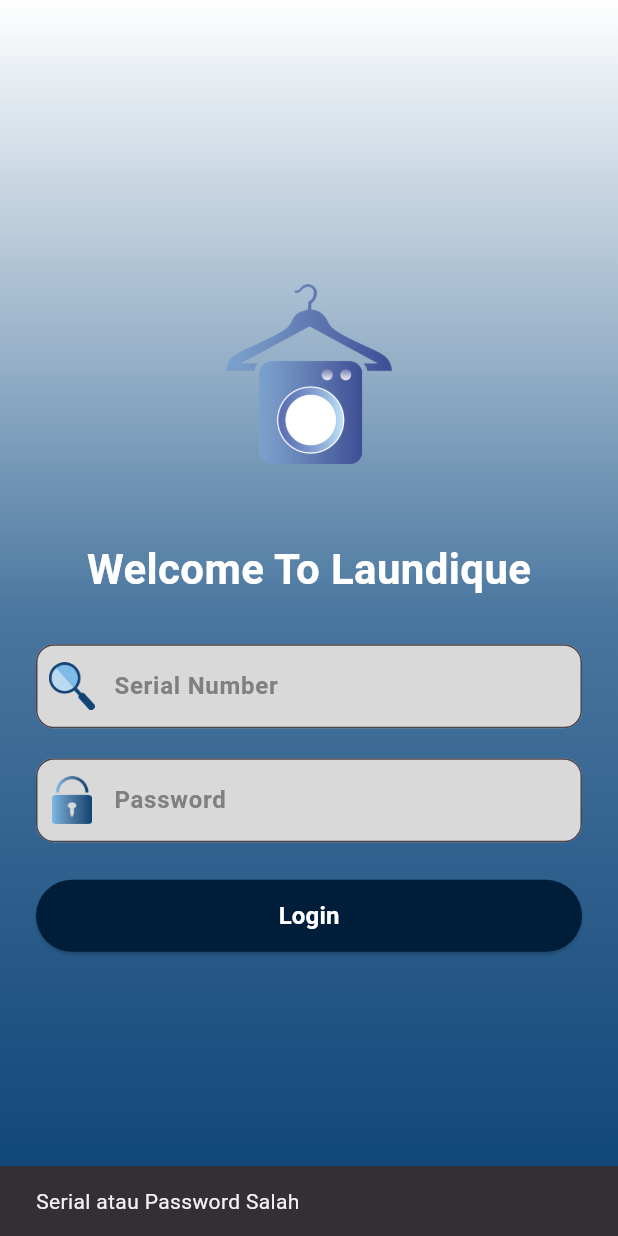
After one commit to putrimaulidiayusuf/Project_TEFA-Laundry_App, a Flutter app: the screen it shows after launch, after a tap on "Login", on a phone screen of 412 x 824 dp. The commit adds this screen. Run offline on Flutter 3.47's test engine with Material 3 defaults, Android fonts, the phone set to English and light mode, and no system bars.

Commit message:
Add LoginPage

```diff
--- a/laundry_app/lib/main.dart
+++ b/laundry_app/lib/main.dart
@@ -1,5 +1,6 @@
 import 'package:flutter/material.dart';
 import 'package:laundry_app/page/load_page.dart';
+import 'package:laundry_app/page/login_page.dart';
 import 'package:laundry_app/page/home_page.dart';
 
 void main() {
@@ -13,7 +14,7 @@ class MyApp extends StatelessWidget {
   Widget build(BuildContext context) {
     return MaterialApp(
       debugShowCheckedModeBanner: false,
-      home: HomePage(),
+      home: LoadPage(),
     );
   }
 }
--- a/laundry_app/lib/page/load_page.dart
+++ b/laundry_app/lib/page/load_page.dart
@@ -1,7 +1,27 @@
+import 'dart:async';
 import 'package:flutter/material.dart';
+import 'login_page.dart'; // pastikan file ini ada
 
-class LoadPage extends StatelessWidget {
+class LoadPage extends StatefulWidget {
   const LoadPage({super.key});
+
+  @override
+  State<LoadPage> createState() => _LoadPageState();
+}
+
+class _LoadPageState extends State<LoadPage> {
+  @override
+  void initState() {
+    super.initState();
+
+    // Setelah 30 detik, pindah ke halaman login
+    Timer(const Duration(seconds: 5), () {
+      Navigator.pushReplacement(
+        context,
+        MaterialPageRoute(builder: (context) => const LoginPage()),
+      );
+    });
+  }
 
   @override
   Widget build(BuildContext context) {
@@ -26,8 +46,8 @@ class LoadPage extends StatelessWidget {
         child: Center(
           child: Image.asset(
             'assets/images/logo.png',
-            height: 150,
-            width: 150,
+            height: 120,
+            width: 120,
             fit: BoxFit.contain,
           ),
         ),
--- /dev/null
+++ b/laundry_app/lib/page/login_page.dart
@@ -0,0 +1,169 @@
+import 'package:flutter/material.dart';
+import 'package:laundry_app/page/home_page.dart';
+
+class LoginPage extends StatefulWidget {
+  const LoginPage({super.key});
+
+  @override
+  State<LoginPage> createState() => _LoginPageState();
+}
+
+class _LoginPageState extends State<LoginPage> {
+  final TextEditingController serialController = TextEditingController();
+  final TextEditingController passwordController = TextEditingController();
+
+  bool isLoading = false;
+
+  // Fungsi Login dummy bisa pake API atau Firebase
+  void login() {
+    setState(() => isLoading = true);
+
+    Future.delayed(const Duration(seconds: 1), () {
+      setState(() => isLoading = false);
+
+      if (serialController.text == "admin" &&
+          passwordController.text == "123456") {
+        Navigator.pushReplacement(
+          context,
+          MaterialPageRoute(builder: (context) => const HomePage()),
+        );
+      } else {
+        ScaffoldMessenger.of(context).showSnackBar(
+          const SnackBar(content: Text("Serial atau Password Salah")),
+        );
+      }
+    });
+  }
+
+  @override
+  Widget build(BuildContext context) {
+    double screenWidth = MediaQuery.of(context).size.width;
+    double screenHeight = MediaQuery.of(context).size.height;
+
+    return Scaffold(
+      body: Center(
+        child: Container(
+          width: screenWidth,
+          height: screenHeight,
+          decoration: const BoxDecoration(
+            gradient: LinearGradient(
+              colors: [
+                Color(0xFFFFFFFF),
+                Color(0xFF49769F),
+                Color(0xFF0A4174)
+                ],
+              begin: Alignment.topCenter,
+              end: Alignment.bottomCenter,
+            ),
+          ),
+          child: Padding(
+            padding: const EdgeInsets.all(24),
+            child: Center(
+              child: SingleChildScrollView(
+                child: Column(
+                  mainAxisAlignment: MainAxisAlignment.center,
+                  children: [
+                    Image.asset(
+                      'assets/images/logo.png',
+                      height: 120,
+                      width: 120,
+                      fit: BoxFit.contain,
+                    ),
+                    const SizedBox(height: 50),
+                    const Text(
+                      "Welcome To Laundique",
+                      style: TextStyle(
+                        color: Colors.white,
+                        fontSize: 28,
+                        fontWeight: FontWeight.bold,
+                      ),
+                    ),
+                    const SizedBox(height: 30),
+
+                    // Input Serial Number
+                    TextField(
+                      controller: serialController,
+                      style: const TextStyle(
+                        color: Color(0xFF808080)),
+                      decoration: InputDecoration(
+                        prefixIcon: Padding(
+                          padding: const EdgeInsets.all(8.0),
+                          child: Image.asset(
+                            'assets/images/search.png',
+                            height: 20,
+                            width: 20,
+                            fit: BoxFit.contain,
+                          ),
+                        ),
+                        labelText: "Serial Number",
+                        labelStyle: const TextStyle(
+                          fontWeight: FontWeight.bold,
+                          color: Color(0xFF808080),
+                        ),
+                        border: const OutlineInputBorder(
+                          borderRadius: BorderRadius.all(Radius.circular(12)),
+                        ),
+                        filled: true,
+                        fillColor: const Color(0xFFD9D9D9),
+                      ),
+                    ),
+
+                    const SizedBox(height: 20),
+
+                    // Input Password
+                    TextField(
+                      controller: passwordController,
+                      style: const TextStyle(
+                        color: Color(0xFF808080)),
+                      decoration: InputDecoration(
+                        prefixIcon: Padding(
+                          padding: const EdgeInsets.all(8.0),
+                          child: Image.asset(
+                            'assets/images/kunci.png',
+                            height: 20,
+                            width: 20,
+                            fit: BoxFit.contain,
+                          ),
+                        ),
+                        labelText: "Password",
+                        labelStyle: const TextStyle(
+                          fontWeight: FontWeight.bold,
+                          color: Color(0xFF808080),
+                        ),
+                        border: const OutlineInputBorder(
+                          borderRadius: BorderRadius.all(Radius.circular(12)),
+                        ),
+                        filled: true,
+                        fillColor: const Color(0xFFD9D9D9),
+                      ),
+                    ),
+
+                    const SizedBox(height: 25),
+
+                    isLoading
+                        ? const CircularProgressIndicator()
+                        : ElevatedButton(
+                            onPressed: login,
+                            style: ElevatedButton.styleFrom(
+                              minimumSize: const Size(double.infinity, 48),
+                              backgroundColor: const Color(0xFF001d39),
+                              foregroundColor: Colors.white,
+                            ),
+                            child: const Text(
+                              "Login",
+                              style: TextStyle(
+                                fontSize: 16,
+                                fontWeight: FontWeight.bold,
+                              ),
+                            ),
+                          ),
+                  ],
+                ),
+              ),
+            ),
+          ),
+        ),
+      ),
+    );
+  }
+}
```
